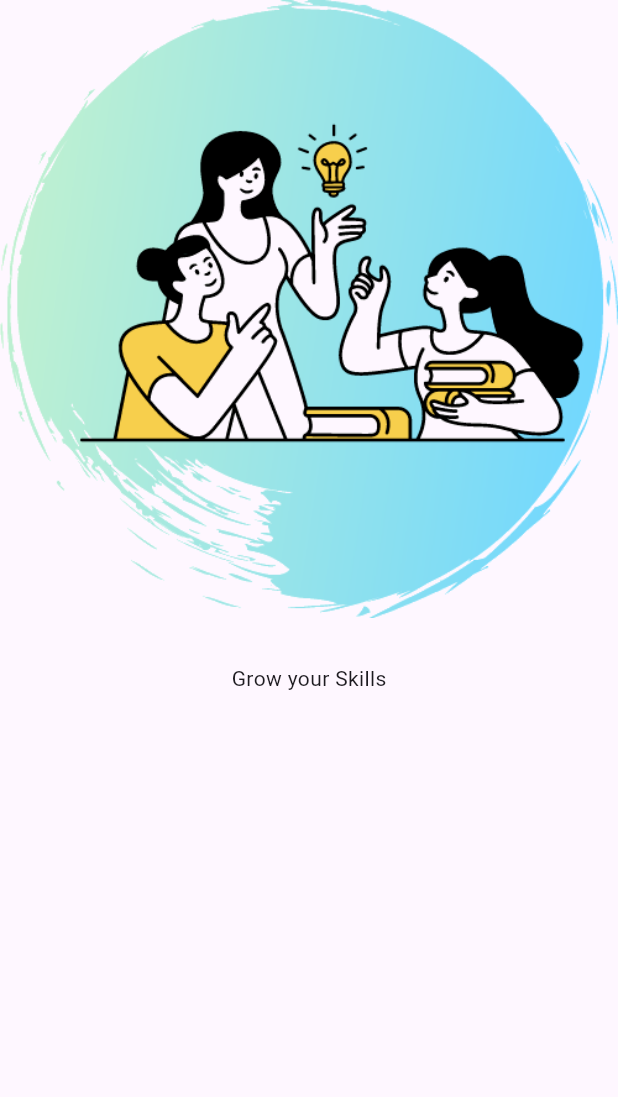
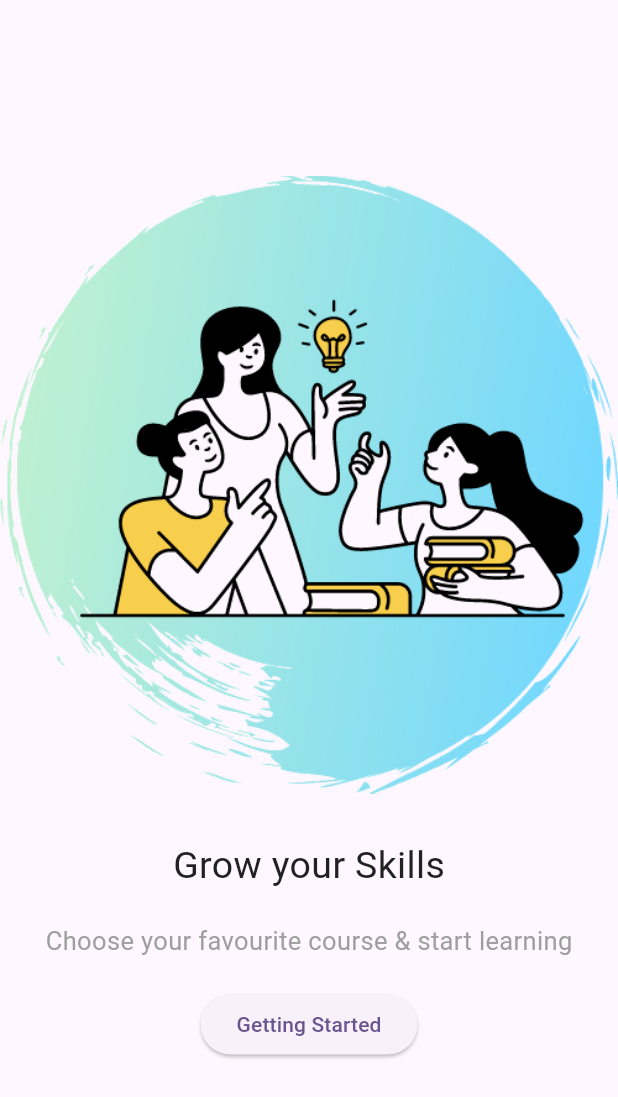
Before and after one commit to adogbeji/FlutterElearningAppPrototype, a Flutter app: the screen it shows after launch, on a phone screen of 412 x 824 dp. Shown: the top 1097 px of the screen. Run offline on Flutter 3.47's test engine with Material 3 defaults, Android fonts, the light colour scheme and no system bars.

Commit message:
Add more text & button to intro screen

```diff
--- a/lib/views/intro/intro_screen.dart
+++ b/lib/views/intro/intro_screen.dart
@@ -7,10 +7,36 @@ class IntroScreen extends StatelessWidget {
   Widget build(BuildContext context) {
     return Scaffold(
       body: Column(
+        mainAxisAlignment: MainAxisAlignment.center,
         children: [
           Image.asset('assets/images/intro/intro.png'),
-          const SizedBox(height: 30,),
-          const Text('Grow your Skills'),
+          const SizedBox(
+            height: 30,
+          ),
+          Text(
+            'Grow your Skills',
+            style: TextStyle(
+              fontSize: 25,
+              color: Colors.grey.shade900,
+            ),
+          ),
+          const SizedBox(
+            height: 20,
+          ),
+          Text(
+            'Choose your favourite course & start learning',
+            style: TextStyle(
+              fontSize: 17,
+              color: Colors.grey.shade500,
+            ),
+          ),
+          const SizedBox(
+            height: 20,
+          ),
+          ElevatedButton(
+            onPressed: () {},
+            child: const Text('Getting Started'),
+          ),
         ],
       ),
     );
```
